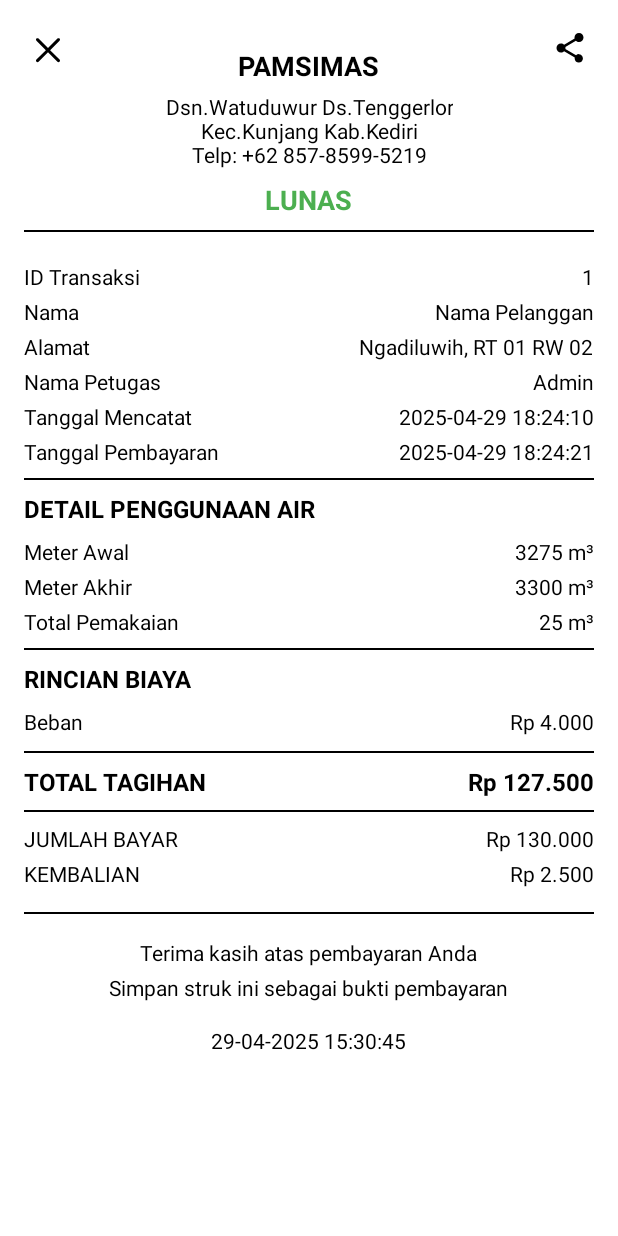
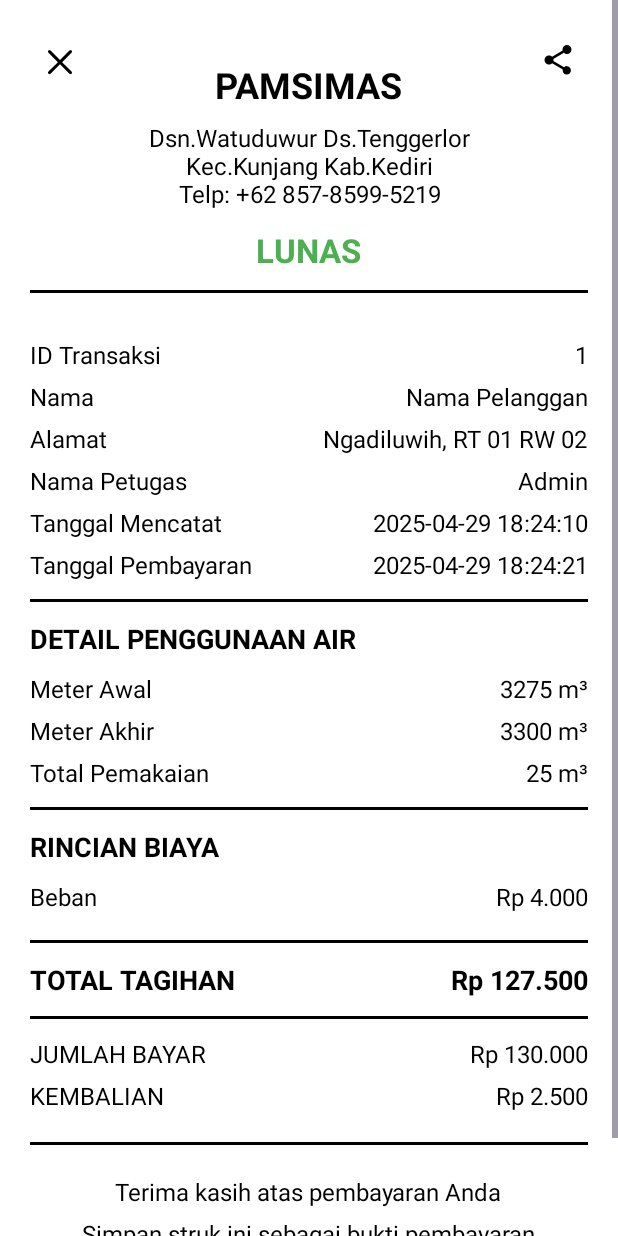
Before and after one commit to mazkama/pamsimas_mobile, an Android app built with Jetpack Compose: the CetakActivity screen opened directly, with no data from a screen before it, on a phone screen of 412 x 824 dp. Run offline under Robolectric (Android 15) with nearby library versions, the phone set to English and light mode, and no system bars.

Commit message:
Memperbesar struck

```diff
--- a/app/src/main/res/layout/activity_cetak.xml
+++ b/app/src/main/res/layout/activity_cetak.xml
@@ -10,13 +10,13 @@
         android:layout_width="match_parent"
         android:layout_height="wrap_content"
         android:background="#FFFFFF"
-        android:padding="16dp">
+        android:padding="20dp">
 
         <!-- Close Button -->
         <ImageButton
             android:id="@+id/btnClose"
-            android:layout_width="32dp"
-            android:layout_height="32dp"
+            android:layout_width="40dp"
+            android:layout_height="40dp"
             android:layout_alignParentTop="true"
             android:layout_alignParentLeft="true"
             android:background="?attr/selectableItemBackgroundBorderless"
@@ -26,8 +26,8 @@
 
         <ImageButton
             android:id="@+id/btnShare"
-            android:layout_width="32dp"
-            android:layout_height="32dp"
+            android:layout_width="40dp"
+            android:layout_height="40dp"
             android:layout_alignParentTop="true"
             android:layout_alignParentRight="true"
             android:background="?attr/selectableItemBackgroundBorderless"
@@ -44,42 +44,41 @@
             android:gravity="center"
             android:orientation="vertical">
 
-
             <TextView
                 android:id="@+id/tvCompanyName"
                 android:layout_width="wrap_content"
                 android:layout_height="wrap_content"
-                android:layout_marginTop="15dp"
+                android:layout_marginTop="20dp"
                 android:text="PAMSIMAS"
                 android:textColor="#000000"
-                android:textSize="18sp"
+                android:textSize="24sp"
                 android:textStyle="bold" />
 
             <TextView
                 android:id="@+id/tvCompanyAddress"
                 android:layout_width="wrap_content"
                 android:layout_height="wrap_content"
-                android:layout_marginTop="5dp"
+                android:layout_marginTop="8dp"
                 android:text="Dsn.Watuduwur Ds.Tenggerlor\nKec.Kunjang Kab.Kediri\nTelp: +62 857-8599-5219"
                 android:textAlignment="center"
                 android:textColor="#000000"
-                android:textSize="14sp" />
+                android:textSize="16sp" />
 
             <TextView
                 android:id="@+id/tvStatus"
                 android:layout_width="wrap_content"
                 android:layout_height="wrap_content"
-                android:layout_marginTop="8dp"
+                android:layout_marginTop="12dp"
                 android:text="LUNAS"
                 android:textColor="#4CAF50"
-                android:textSize="18sp"
+                android:textSize="22sp"
                 android:textStyle="bold" />
 
             <View
                 android:layout_width="match_parent"
-                android:layout_height="1dp"
-                android:layout_marginTop="8dp"
-                android:layout_marginBottom="8dp"
+                android:layout_height="2dp"
+                android:layout_marginTop="12dp"
+                android:layout_marginBottom="12dp"
                 android:background="#000000" />
         </LinearLayout>
 
@@ -89,13 +88,13 @@
             android:layout_width="match_parent"
             android:layout_height="wrap_content"
             android:layout_below="@id/header_section"
-            android:layout_marginTop="8dp"
+            android:layout_marginTop="12dp"
             android:orientation="vertical">
 
             <LinearLayout
                 android:layout_width="match_parent"
                 android:layout_height="wrap_content"
-                android:layout_marginTop="4dp"
+                android:layout_marginTop="6dp"
                 android:orientation="horizontal">
 
                 <TextView
@@ -103,20 +102,22 @@
                     android:layout_height="wrap_content"
                     android:layout_weight="1"
                     android:text="ID Transaksi"
-                    android:textColor="#000000" />
+                    android:textColor="#000000"
+                    android:textSize="16sp" />
 
                 <TextView
                     android:id="@+id/tvTransactionId"
                     android:layout_width="wrap_content"
                     android:layout_height="wrap_content"
                     android:text="1"
-                    android:textColor="#000000" />
+                    android:textColor="#000000"
+                    android:textSize="16sp" />
             </LinearLayout>
 
             <LinearLayout
                 android:layout_width="match_parent"
                 android:layout_height="wrap_content"
-                android:layout_marginTop="4dp"
+                android:layout_marginTop="6dp"
                 android:orientation="horizontal">
 
                 <TextView
@@ -124,20 +125,22 @@
                     android:layout_height="wrap_content"
                     android:layout_weight="1"
                     android:text="Nama"
-                    android:textColor="#000000" />
+                    android:textColor="#000000"
+                    android:textSize="16sp" />
 
                 <TextView
                     android:id="@+id/tvCustomerName"
                     android:layout_width="wrap_content"
                     android:layout_height="wrap_content"
                     android:text="Nama Pelanggan"
-                    android:textColor="#000000" />
+                    android:textColor="#000000"
+                    android:textSize="16sp" />
             </LinearLayout>
 
             <LinearLayout
                 android:layout_width="match_parent"
                 android:layout_height="wrap_content"
-                android:layout_marginTop="4dp"
+                android:layout_marginTop="6dp"
                 android:orientation="horizontal">
 
                 <TextView
@@ -145,20 +148,22 @@
                     android:layout_height="wrap_content"
                     android:layout_weight="1"
                     android:text="Alamat"
-                    android:textColor="#000000" />
+                    android:textColor="#000000"
+                    android:textSize="16sp" />
 
                 <TextView
                     android:id="@+id/tvCustomerAddress"
                     android:layout_width="wrap_content"
                     android:layout_height="wrap_content"
                     android:text="Ngadiluwih, RT 01 RW 02"
-                    android:textColor="#000000" />
+                    android:textColor="#000000"
+                    android:textSize="16sp" />
             </LinearLayout>
 
             <LinearLayout
                 android:layout_width="match_parent"
                 android:layout_height="wrap_content"
-                android:layout_marginTop="4dp"
+                android:layout_marginTop="6dp"
                 android:orientation="horizontal">
 
                 <TextView
@@ -166,20 +171,22 @@
                     android:layout_height="wrap_content"
                     android:layout_weight="1"
                     android:text="Nama Petugas"
-                    android:textColor="#000000" />
+                    android:textColor="#000000"
+                    android:textSize="16sp" />
 
                 <TextView
                     android:id="@+id/tvOfficerName"
                     android:layout_width="wrap_content"
                     android:layout_height="wrap_content"
                     android:text="Admin"
-                    android:textColor="#000000" />
+                    android:textColor="#000000"
+                    android:textSize="16sp" />
             </LinearLayout>
 
             <LinearLayout
                 android:layout_width="match_parent"
                 android:layout_height="wrap_content"
-                android:layout_marginTop="4dp"
+                android:layout_marginTop="6dp"
                 android:orientation="horizontal">
 
                 <TextView
@@ -187,20 +194,22 @@
                     android:layout_height="wrap_content"
                     android:layout_weight="1"
                     android:text="Tanggal Mencatat"
-                    android:textColor="#000000" />
+                    android:textColor="#000000"
+                    android:textSize="16sp" />
 
                 <TextView
                     android:id="@+id/tvRecordDate"
                     android:layout_width="wrap_content"
                     android:layout_height="wrap_content"
                     android:text="2025-04-29 18:24:10"
-                    android:textColor="#000000" />
+                    android:textColor="#000000"
+                    android:textSize="16sp" />
             </LinearLayout>
 
             <LinearLayout
                 android:layout_width="match_parent"
                 android:layout_height="wrap_content"
-                android:layout_marginTop="4dp"
+                android:layout_marginTop="6dp"
                 android:orientation="horizontal">
 
                 <TextView
@@ -208,21 +217,23 @@
                     android:layout_height="wrap_content"
                     android:layout_weight="1"
                     android:text="Tanggal Pembayaran"
-                    android:textColor="#000000" />
+                    android:textColor="#000000"
+                    android:textSize="16sp" />
 
                 <TextView
                     android:id="@+id/tvPaymentDate"
                     android:layout_width="wrap_content"
                     android:layout_height="wrap_content"
                     android:text="2025-04-29 18:24:21"
-                    android:textColor="#000000" />
+                    android:textColor="#000000"
+                    android:textSize="16sp" />
             </LinearLayout>
 
             <View
                 android:layout_width="match_parent"
-                android:layout_height="1dp"
-                android:layout_marginTop="8dp"
-                android:layout_marginBottom="8dp"
+                android:layout_height="2dp"
+                android:layout_marginTop="12dp"
+                android:layout_marginBottom="12dp"
                 android:background="#000000" />
         </LinearLayout>
 
@@ -239,13 +250,13 @@
                 android:layout_height="wrap_content"
                 android:text="DETAIL PENGGUNAAN AIR"
                 android:textColor="#000000"
-                android:textSize="16sp"
+                android:textSize="18sp"
                 android:textStyle="bold" />
 
             <LinearLayout
                 android:layout_width="match_parent"
                 android:layout_height="wrap_content"
-                android:layout_marginTop="8dp"
+                android:layout_marginTop="10dp"
                 android:orientation="horizontal">
 
                 <TextView
@@ -253,20 +264,22 @@
                     android:layout_height="wrap_content"
                     android:layout_weight="1"
                     android:text="Meter Awal"
-                    android:textColor="#000000" />
+                    android:textColor="#000000"
+                    android:textSize="16sp" />
 
                 <TextView
                     android:id="@+id/tvInitialMeter"
                     android:layout_width="wrap_content"
                     android:layout_height="wrap_content"
                     android:text="3275 m³"
-                    android:textColor="#000000" />
+                    android:textColor="#000000"
+                    android:textSize="16sp" />
             </LinearLayout>
 
             <LinearLayout
                 android:layout_width="match_parent"
                 android:layout_height="wrap_content"
-                android:layout_marginTop="4dp"
+                android:layout_marginTop="6dp"
                 android:orientation="horizontal">
 
                 <TextView
@@ -274,20 +287,22 @@
                     android:layout_height="wrap_content"
                     android:layout_weight="1"
                     android:text="Meter Akhir"
-                    android:textColor="#000000" />
+                    android:textColor="#000000"
+                    android:textSize="16sp" />
 
                 <TextView
                     android:id="@+id/tvFinalMeter"
                     android:layout_width="wrap_content"
                     android:layout_height="wrap_content"
                     android:text="3300 m³"
-                    android:textColor="#000000" />
+                    android:textColor="#000000"
+                    android:textSize="16sp" />
             </LinearLayout>
 
             <LinearLayout
                 android:layout_width="match_parent"
                 android:layout_height="wrap_content"
-                android:layout_marginTop="4dp"
+                android:layout_marginTop="6dp"
                 android:orientation="horizontal">
 
                 <TextView
@@ -295,21 +310,23 @@
                     android:layout_height="wrap_content"
                     android:layout_weight="1"
                     android:text="Total Pemakaian"
-                    android:textColor="#000000" />
+                    android:textColor="#000000"
+                    android:textSize="16sp" />
 
                 <TextView
                     android:id="@+id/tvTotalUsage"
                     android:layout_width="wrap_content"
                     android:layout_height="wrap_content"
                     android:text="25 m³"
-                    android:textColor="#000000" />
+                    android:textColor="#000000"
+                    android:textSize="16sp" />
             </LinearLayout>
 
             <View
                 android:layout_width="match_parent"
-                android:layout_height="1dp"
-                android:layout_marginTop="8dp"
-                android:layout_marginBottom="8dp"
+                android:layout_height="2dp"
+                android:layout_marginTop="12dp"
+                android:layout_marginBottom="12dp"
                 android:background="#000000" />
         </LinearLayout>
 
@@ -326,13 +343,13 @@
                 android:layout_height="wrap_content"
                 android:text="RINCIAN BIAYA"
                 android:textColor="#000000"
-                android:textSize="16sp"
+                android:textSize="18sp"
                 android:textStyle="bold" />
 
             <LinearLayout
                 android:layout_width="match_parent"
                 android:layout_height="wrap_content"
-                android:layout_marginTop="8dp"
+                android:layout_marginTop="10dp"
                 android:orientation="horizontal">
 
                 <TextView
@@ -340,14 +357,16 @@
                     android:layout_height="wrap_content"
                     android:layout_weight="1"
                     android:text="Beban"
-                    android:textColor="#000000" />
+                    android:textColor="#000000"
+                    android:textSize="16sp" />
 
                 <TextView
                     android:id="@+id/tvBaseFee"
                     android:layout_width="wrap_content"
                     android:layout_height="wrap_content"
                     android:text="Rp 4.000"
-                    android:textColor="#000000" />
+                    android:textColor="#000000"
+                    android:textSize="16sp" />
             </LinearLayout>
 
             <androidx.recyclerview.widget.RecyclerView
@@ -355,20 +374,21 @@
                 android:layout_width="match_parent"
                 android:layout_height="wrap_content"
                 android:nestedScrollingEnabled="false"
-                android:overScrollMode="never">
+                android:overScrollMode="never"
+                android:layout_marginTop="6dp">
 
             </androidx.recyclerview.widget.RecyclerView>
 
             <View
                 android:layout_width="match_parent"
-                android:layout_height="1dp"
-                android:layout_marginTop="10dp"
+                android:layout_height="2dp"
+                android:layout_marginTop="12dp"
                 android:background="#000000" />
 
             <LinearLayout
                 android:layout_width="match_parent"
                 android:layout_height="wrap_content"
-                android:layout_marginTop="8dp"
+                android:layout_marginTop="12dp"
                 android:orientation="horizontal">
 
                 <TextView
@@ -377,7 +397,7 @@
                     android:layout_weight="1"
                     android:text="TOTAL TAGIHAN"
                     android:textColor="#000000"
-                    android:textSize="16sp"
+                    android:textSize="18sp"
                     android:textStyle="bold" />
 
                 <TextView
@@ -386,15 +406,15 @@
                     android:layout_height="wrap_content"
                     android:text="Rp 127.500"
                     android:textColor="#000000"
-                    android:textSize="16sp"
+                    android:textSize="18sp"
                     android:textStyle="bold" />
             </LinearLayout>
 
             <View
                 android:layout_width="match_parent"
-                android:layout_height="1dp"
-                android:layout_marginTop="8dp"
-                android:layout_marginBottom="8dp"
+                android:layout_height="2dp"
+                android:layout_marginTop="12dp"
+                android:layout_marginBottom="12dp"
                 android:background="#000000" />
         </LinearLayout>
 
@@ -416,20 +436,22 @@
                     android:layout_height="wrap_content"
                     android:layout_weight="1"
                     android:text="JUMLAH BAYAR"
-                    android:textColor="#000000" />
+                    android:textColor="#000000"
+                    android:textSize="16sp" />
 
                 <TextView
                     android:id="@+id/tvAmountPaid"
                     android:layout_width="wrap_content"
                     android:layout_height="wrap_content"
                     android:text="Rp 130.000"
-                    android:textColor="#000000" />
+                    android:textColor="#000000"
+                    android:textSize="16sp" />
             </LinearLayout>
 
             <LinearLayout
                 android:layout_width="match_parent"
                 android:layout_height="wrap_content"
-                android:layout_marginTop="4dp"
+                android:layout_marginTop="6dp"
                 android:orientation="horizontal">
 
                 <TextView
@@ -437,21 +459,23 @@
                     android:layout_height="wrap_content"
                     android:layout_weight="1"
                     android:text="KEMBALIAN"
-                    android:textColor="#000000" />
+                    android:textColor="#000000"
+                    android:textSize="16sp" />
 
                 <TextView
                     android:id="@+id/tvChange"
                     android:layout_width="wrap_content"
                     android:layout_height="wrap_content"
                     android:text="Rp 2.500"
-                    android:textColor="#000000" />
+                    android:textColor="#000000"
+                    android:textSize="16sp" />
             </LinearLayout>
 
             <View
                 android:layout_width="match_parent"
-                android:layout_height="1dp"
-                android:layout_marginTop="16dp"
-                android:layout_marginBottom="16dp"
+                android:layout_height="2dp"
+                android:layout_marginTop="20dp"
+                android:layout_marginBottom="20dp"
                 android:background="#000000" />
         </LinearLayout>
 
@@ -467,23 +491,25 @@
                 android:layout_width="wrap_content"
                 android:layout_height="wrap_content"
                 android:text="Terima kasih atas pembayaran Anda"
-                android:textColor="#000000" />
+                android:textColor="#000000"
+                android:textSize="16sp" />
 
             <TextView
                 android:layout_width="wrap_content"
                 android:layout_height="wrap_content"
-                android:layout_marginTop="4dp"
+                android:layout_marginTop="6dp"
                 android:text="Simpan struk ini sebagai bukti pembayaran"
-                android:textColor="#000000" />
+                android:textColor="#000000"
+                android:textSize="16sp" />
 
             <TextView
                 android:id="@+id/tvReceiptDateTime"
                 android:layout_width="wrap_content"
                 android:layout_height="wrap_content"
-                android:layout_marginTop="16dp"
+                android:layout_marginTop="20dp"
                 android:text="29-04-2025 15:30:45"
-                android:textColor="#000000" />
-
+                android:textColor="#000000"
+                android:textSize="16sp" />
 
         </LinearLayout>
     </RelativeLayout>
```
